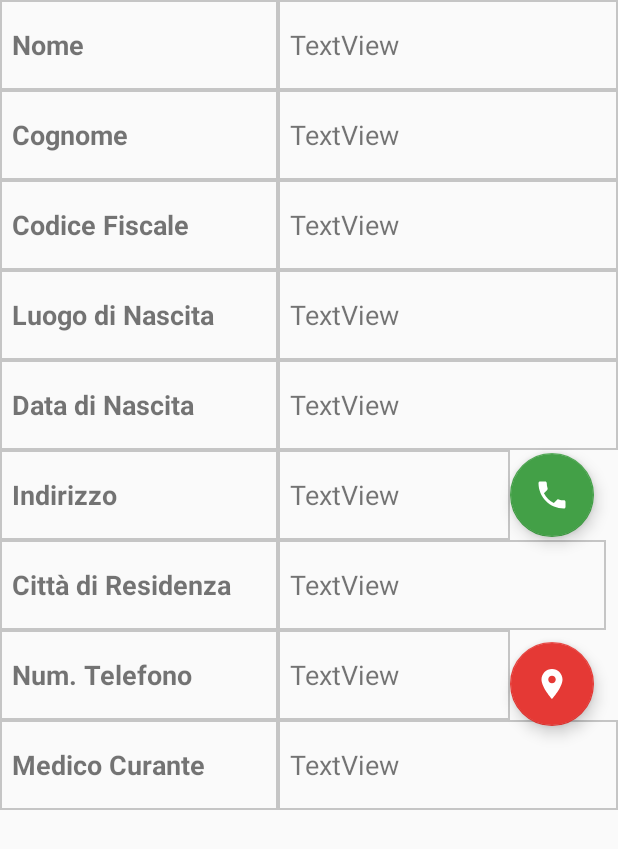
After one commit to dacquaviva/iAssistant, an Android app: the layout anagrafica.xml on its own in the app's theme, with its tools: preview values and no code run, on a phone screen of 412 x 824 dp. The commit adds this screen. Shown: the top 849 px of the screen. Run offline under Robolectric (Android 15) with nearby library versions, the phone set to English and light mode, and no system bars.

Commit message:
Creazione Activity per l'anagrafica del paziente

```diff
--- /dev/null
+++ b/app/src/main/java/gruppo_20/iassistant/ui/AnagraficaPazienteActivity.java
@@ -0,0 +1,44 @@
+package gruppo_20.iassistant.ui;
+
+import android.os.Bundle;
+import android.support.annotation.NonNull;
+import android.support.design.widget.BottomNavigationView;
+import android.support.v7.app.AppCompatActivity;
+import android.view.MenuItem;
+import android.widget.TextView;
+
+public class AnagraficaPazienteActivity extends AppCompatActivity {
+
+    private TextView mTextMessage;
+
+    private BottomNavigationView.OnNavigationItemSelectedListener mOnNavigationItemSelectedListener
+            = new BottomNavigationView.OnNavigationItemSelectedListener() {
+
+        @Override
+        public boolean onNavigationItemSelected(@NonNull MenuItem item) {
+            switch (item.getItemId()) {
+                case R.id.navigation_home:
+                    mTextMessage.setText(R.string.title_home);
+                    return true;
+                case R.id.navigation_dashboard:
+                    mTextMessage.setText(R.string.title_dashboard);
+                    return true;
+                case R.id.navigation_notifications:
+                    mTextMessage.setText(R.string.title_notifications);
+                    return true;
+            }
+            return false;
+        }
+    };
+
+    @Override
+    protected void onCreate(Bundle savedInstanceState) {
+        super.onCreate(savedInstanceState);
+        setContentView(R.layout.activity_anagrafica_paziente);
+
+        mTextMessage = (TextView) findViewById(R.id.message);
+        BottomNavigationView navigation = (BottomNavigationView) findViewById(R.id.navigation);
+        navigation.setOnNavigationItemSelectedListener(mOnNavigationItemSelectedListener);
+    }
+
+}
--- /dev/null
+++ b/app/src/main/res/drawable/bordo_textview.xml
@@ -0,0 +1,15 @@
+<?xml version="1.0" encoding="utf-8"?>
+<shape xmlns:android="http://schemas.android.com/apk/res/android"
+    android:shape="rectangle" >
+
+    <!-- View background color -->
+
+
+    <!-- View border color and width -->
+    <stroke
+        android:width="1dp"
+        android:color="#c5c5c5" >
+    </stroke>
+
+
+</shape>
--- /dev/null
+++ b/app/src/main/res/layout/activity_anagrafica_paziente.xml
@@ -0,0 +1,33 @@
+<?xml version="1.0" encoding="utf-8"?>
+<android.support.constraint.ConstraintLayout xmlns:android="http://schemas.android.com/apk/res/android"
+    xmlns:app="http://schemas.android.com/apk/res-auto"
+    xmlns:tools="http://schemas.android.com/tools"
+    android:id="@+id/container"
+    android:layout_width="match_parent"
+    android:layout_height="match_parent"
+    tools:context=".ui.AnagraficaPazienteActivity">
+
+    <TextView
+        android:id="@+id/message"
+        android:layout_width="wrap_content"
+        android:layout_height="wrap_content"
+        android:layout_marginLeft="@dimen/activity_horizontal_margin"
+        android:layout_marginStart="@dimen/activity_horizontal_margin"
+        android:layout_marginTop="@dimen/activity_vertical_margin"
+        android:text="@string/title_home"
+        app:layout_constraintLeft_toLeftOf="parent"
+        app:layout_constraintTop_toTopOf="parent" />
+
+    <android.support.design.widget.BottomNavigationView
+        android:id="@+id/navigation"
+        android:layout_width="0dp"
+        android:layout_height="wrap_content"
+        android:layout_marginEnd="0dp"
+        android:layout_marginStart="0dp"
+        android:background="?android:attr/windowBackground"
+        app:layout_constraintBottom_toBottomOf="parent"
+        app:layout_constraintLeft_toLeftOf="parent"
+        app:layout_constraintRight_toRightOf="parent"
+        app:menu="@menu/navigation" />
+
+</android.support.constraint.ConstraintLayout>
--- /dev/null
+++ b/app/src/main/res/layout/anagrafica.xml
@@ -0,0 +1,329 @@
+<?xml version="1.0" encoding="utf-8"?>
+
+<ScrollView
+    xmlns:android="http://schemas.android.com/apk/res/android"
+    xmlns:app="http://schemas.android.com/apk/res-auto"
+    xmlns:tools="http://schemas.android.com/tools"
+    android:layout_height="match_parent"
+    android:layout_width="match_parent">
+
+    <android.support.constraint.ConstraintLayout
+        android:layout_width="match_parent"
+        android:layout_height="match_parent">
+
+        <TextView
+            android:id="@+id/textView7"
+            android:layout_width="0dp"
+            android:layout_height="60dp"
+            android:background="@drawable/bordo_textview"
+            android:gravity="fill_vertical"
+            android:paddingLeft="8dp"
+            android:text="Nome"
+            android:textSize="18sp"
+            android:textStyle="bold"
+            app:layout_constraintEnd_toStartOf="@+id/guideline4"
+            app:layout_constraintStart_toStartOf="parent"
+            app:layout_constraintTop_toTopOf="parent" />
+
+        <TextView
+            android:id="@+id/anagraficaPaziente_nome"
+            android:layout_width="0dp"
+            android:layout_height="60dp"
+            android:background="@drawable/bordo_textview"
+
+            android:gravity="fill_vertical"
+            android:paddingLeft="8dp"
+            android:text="TextView"
+            android:textSize="18sp"
+            app:layout_constraintEnd_toEndOf="parent"
+            app:layout_constraintStart_toStartOf="@+id/guideline4"
+            app:layout_constraintTop_toTopOf="parent" />
+
+        <TextView
+            android:id="@+id/textView9"
+            android:layout_width="0dp"
+            android:layout_height="60dp"
+            android:background="@drawable/bordo_textview"
+
+            android:gravity="fill_vertical"
+            android:paddingLeft="8dp"
+            android:text="Cognome"
+            android:textSize="18sp"
+            android:textStyle="bold"
+            app:layout_constraintEnd_toStartOf="@+id/guideline4"
+            app:layout_constraintHorizontal_bias="0.0"
+            app:layout_constraintStart_toStartOf="parent"
+            app:layout_constraintTop_toBottomOf="@+id/textView7" />
+
+        <TextView
+            android:id="@+id/anagraficaPaziente_cognome"
+            android:layout_width="0dp"
+            android:layout_height="60dp"
+            android:background="@drawable/bordo_textview"
+
+            android:gravity="fill_vertical"
+            android:paddingLeft="8dp"
+            android:text="TextView"
+            android:textSize="18sp"
+            app:layout_constraintEnd_toEndOf="parent"
+            app:layout_constraintHorizontal_bias="0.0"
+            app:layout_constraintStart_toStartOf="@+id/guideline4"
+            app:layout_constraintTop_toBottomOf="@+id/anagraficaPaziente_nome" />
+
+        <TextView
+            android:id="@+id/textView11"
+            android:layout_width="0dp"
+            android:layout_height="60dp"
+            android:background="@drawable/bordo_textview"
+
+            android:gravity="fill_vertical"
+            android:paddingLeft="8dp"
+            android:text="Codice Fiscale"
+            android:textSize="18sp"
+            android:textStyle="bold"
+            app:layout_constraintEnd_toStartOf="@+id/guideline4"
+            app:layout_constraintHorizontal_bias="1.0"
+            app:layout_constraintStart_toStartOf="parent"
+            app:layout_constraintTop_toBottomOf="@+id/textView9" />
+
+        <TextView
+            android:id="@+id/anagraficaPaziente_codiceFiscale"
+            android:layout_width="0dp"
+            android:layout_height="60dp"
+            android:background="@drawable/bordo_textview"
+
+            android:gravity="fill_vertical"
+            android:paddingLeft="8dp"
+            android:text="TextView"
+            android:textSize="18sp"
+            app:layout_constraintEnd_toEndOf="parent"
+            app:layout_constraintHorizontal_bias="0.0"
+            app:layout_constraintStart_toStartOf="@+id/guideline4"
+            app:layout_constraintTop_toBottomOf="@+id/anagraficaPaziente_cognome" />
+
+        <TextView
+            android:id="@+id/textView13"
+            android:layout_width="0dp"
+            android:layout_height="60dp"
+            android:background="@drawable/bordo_textview"
+
+            android:gravity="fill_vertical"
+            android:paddingLeft="8dp"
+            android:text="Luogo di Nascita"
+            android:textSize="18sp"
+            android:textStyle="bold"
+            app:layout_constraintEnd_toStartOf="@+id/guideline4"
+            app:layout_constraintHorizontal_bias="0.0"
+            app:layout_constraintStart_toStartOf="parent"
+            app:layout_constraintTop_toBottomOf="@+id/textView11" />
+
+        <TextView
+            android:id="@+id/anagraficaPaziente_luogoNascita"
+            android:layout_width="0dp"
+            android:layout_height="60dp"
+            android:background="@drawable/bordo_textview"
+
+            android:gravity="fill_vertical"
+            android:paddingLeft="8dp"
+            android:text="TextView"
+            android:textSize="18sp"
+            app:layout_constraintEnd_toEndOf="parent"
+            app:layout_constraintHorizontal_bias="0.0"
+            app:layout_constraintStart_toStartOf="@+id/guideline4"
+            app:layout_constraintTop_toBottomOf="@+id/anagraficaPaziente_codiceFiscale" />
+
+        <TextView
+            android:id="@+id/textView15"
+            android:layout_width="0dp"
+            android:layout_height="60dp"
+            android:background="@drawable/bordo_textview"
+
+            android:gravity="fill_vertical"
+            android:paddingLeft="8dp"
+            android:text="Data di Nascita"
+            android:textSize="18sp"
+            android:textStyle="bold"
+            app:layout_constraintEnd_toStartOf="@+id/guideline4"
+            app:layout_constraintHorizontal_bias="0.0"
+            app:layout_constraintStart_toStartOf="parent"
+            app:layout_constraintTop_toBottomOf="@+id/textView13" />
+
+        <TextView
+            android:id="@+id/anagraficaPaziente_dataNascita"
+            android:layout_width="0dp"
+            android:layout_height="60dp"
+            android:background="@drawable/bordo_textview"
+
+            android:gravity="fill_vertical"
+            android:paddingLeft="8dp"
+            android:text="TextView"
+            android:textSize="18sp"
+            app:layout_constraintEnd_toEndOf="parent"
+            app:layout_constraintHorizontal_bias="0.0"
+            app:layout_constraintStart_toStartOf="@+id/guideline4"
+            app:layout_constraintTop_toBottomOf="@+id/anagraficaPaziente_luogoNascita" />
+
+        <TextView
+            android:id="@+id/textView17"
+            android:layout_width="0dp"
+            android:layout_height="60dp"
+            android:background="@drawable/bordo_textview"
+
+            android:gravity="fill_vertical"
+            android:paddingLeft="8dp"
+            android:text="Indirizzo"
+            android:textSize="18sp"
+            android:textStyle="bold"
+            app:layout_constraintEnd_toStartOf="@+id/guideline4"
+            app:layout_constraintHorizontal_bias="0.0"
+            app:layout_constraintStart_toStartOf="parent"
+            app:layout_constraintTop_toBottomOf="@+id/textView15" />
+
+        <TextView
+            android:id="@+id/anagraficaPaziente_indirizzo"
+            android:layout_width="0dp"
+            android:layout_height="60dp"
+            android:background="@drawable/bordo_textview"
+
+            android:gravity="fill_vertical"
+            android:paddingLeft="8dp"
+            android:text="TextView"
+            android:textSize="18sp"
+            app:layout_constraintEnd_toStartOf="@+id/floatingActionButton2"
+            app:layout_constraintStart_toStartOf="@+id/guideline4"
+            app:layout_constraintTop_toBottomOf="@+id/anagraficaPaziente_dataNascita" />
+
+        <TextView
+            android:id="@+id/textView20"
+            android:layout_width="0dp"
+            android:layout_height="60dp"
+            android:background="@drawable/bordo_textview"
+
+            android:gravity="fill_vertical"
+            android:paddingLeft="8dp"
+            android:text="Città di Residenza"
+            android:textSize="18sp"
+            android:textStyle="bold"
+            app:layout_constraintEnd_toStartOf="@+id/guideline4"
+            app:layout_constraintHorizontal_bias="0.0"
+            app:layout_constraintStart_toStartOf="parent"
+            app:layout_constraintTop_toBottomOf="@+id/textView17" />
+
+        <TextView
+            android:id="@+id/anagraficaPaziente_cittaResidenza"
+            android:layout_width="0dp"
+            android:layout_height="60dp"
+            android:layout_marginEnd="8dp"
+            android:gravity="fill_vertical"
+            android:background="@drawable/bordo_textview"
+
+            android:paddingLeft="8dp"
+            android:text="TextView"
+            android:textSize="18sp"
+            app:layout_constraintEnd_toEndOf="parent"
+            app:layout_constraintStart_toStartOf="@+id/guideline4"
+            app:layout_constraintTop_toBottomOf="@+id/anagraficaPaziente_indirizzo" />
+
+        <TextView
+            android:id="@+id/textView22"
+            android:layout_width="0dp"
+            android:layout_height="60dp"
+            android:background="@drawable/bordo_textview"
+
+            android:gravity="fill_vertical"
+            android:paddingLeft="8dp"
+            android:text="Num. Telefono"
+            android:textSize="18sp"
+            android:textStyle="bold"
+            app:layout_constraintEnd_toStartOf="@+id/guideline4"
+            app:layout_constraintHorizontal_bias="0.0"
+            app:layout_constraintStart_toStartOf="parent"
+            app:layout_constraintTop_toBottomOf="@+id/textView20" />
+
+        <TextView
+            android:id="@+id/anagraficaPaziente_telefono"
+            android:layout_width="0dp"
+            android:layout_height="60dp"
+            android:background="@drawable/bordo_textview"
+
+            android:gravity="fill_vertical"
+            android:paddingLeft="8dp"
+            android:text="TextView"
+            android:textSize="18sp"
+            app:layout_constraintEnd_toStartOf="@+id/floatingActionButton3"
+            app:layout_constraintHorizontal_bias="1.0"
+            app:layout_constraintStart_toEndOf="@+id/textView22"
+            app:layout_constraintTop_toBottomOf="@+id/anagraficaPaziente_cittaResidenza" />
+
+        <TextView
+            android:id="@+id/textView2"
+            android:layout_width="0dp"
+            android:layout_height="60dp"
+            android:background="@drawable/bordo_textview"
+
+            android:gravity="fill_vertical"
+            android:paddingLeft="8dp"
+            android:text="Medico Curante"
+            android:textSize="18sp"
+            android:textStyle="bold"
+            app:layout_constraintEnd_toStartOf="@+id/guideline4"
+            app:layout_constraintHorizontal_bias="0.0"
+            app:layout_constraintStart_toStartOf="parent"
+            app:layout_constraintTop_toBottomOf="@+id/textView22" />
+
+        <TextView
+            android:id="@+id/anagraficaPaziente_medicoCurante"
+            android:layout_width="0dp"
+            android:layout_height="60dp"
+            android:background="@drawable/bordo_textview"
+
+            android:gravity="fill_vertical"
+            android:paddingLeft="8dp"
+            android:text="TextView"
+            android:textSize="18sp"
+            app:layout_constraintEnd_toEndOf="parent"
+            app:layout_constraintHorizontal_bias="0.0"
+            app:layout_constraintStart_toEndOf="@+id/textView2"
+            app:layout_constraintTop_toBottomOf="@+id/anagraficaPaziente_telefono" />
+
+        <android.support.constraint.Guideline
+            android:id="@+id/guideline4"
+            android:layout_width="wrap_content"
+            android:layout_height="60dp"
+            android:orientation="vertical"
+            app:layout_constraintGuide_percent="0.45" />
+
+        <android.support.design.widget.FloatingActionButton
+            android:id="@+id/floatingActionButton2"
+            android:layout_width="wrap_content"
+            android:layout_height="wrap_content"
+            android:layout_marginBottom="8dp"
+            android:layout_marginEnd="16dp"
+            android:layout_marginTop="8dp"
+            android:background="@drawable/bordo_textview"
+
+            android:clickable="true"
+            app:backgroundTint="@color/colorCallButton"
+            app:layout_constraintBottom_toBottomOf="@+id/anagraficaPaziente_indirizzo"
+            app:layout_constraintEnd_toEndOf="parent"
+            app:layout_constraintTop_toTopOf="@+id/anagraficaPaziente_indirizzo"
+            app:srcCompat="@drawable/ic_call_black_24dp" />
+
+        <android.support.design.widget.FloatingActionButton
+            android:id="@+id/floatingActionButton3"
+            android:layout_width="wrap_content"
+            android:layout_height="wrap_content"
+            android:layout_marginBottom="8dp"
+            android:layout_marginEnd="16dp"
+            android:layout_marginTop="8dp"
+            android:clickable="true"
+            android:background="@drawable/bordo_textview"
+
+            app:backgroundTint="@color/colorMappButton"
+            app:layout_constraintBottom_toBottomOf="@+id/anagraficaPaziente_telefono"
+            app:layout_constraintEnd_toEndOf="parent"
+            app:layout_constraintTop_toTopOf="@+id/anagraficaPaziente_telefono"
+            app:layout_constraintVertical_bias="0.0"
+            app:srcCompat="@drawable/ic_location_on_black_24dp" />
+    </android.support.constraint.ConstraintLayout>
+</ScrollView>
--- /dev/null
+++ b/app/src/main/res/layout/cartella_clinica.xml
@@ -0,0 +1,6 @@
+<?xml version="1.0" encoding="utf-8"?>
+<android.support.constraint.ConstraintLayout
+    xmlns:android="http://schemas.android.com/apk/res/android" android:layout_width="match_parent"
+    android:layout_height="match_parent">
+
+</android.support.constraint.ConstraintLayout>
--- a/app/src/main/res/layout/inserimento_dati.xml
+++ b/app/src/main/res/layout/inserimento_dati.xml
@@ -11,7 +11,8 @@
         android:layout_width="wrap_content"
         android:layout_height="wrap_content"
         android:layout_marginStart="28dp"
-        android:layout_marginTop="40dp"
+        android:layout_marginTop="80dp"
+        android:fontFamily="@font/sansregular"
         android:text="Risultato"
         android:textSize="18sp"
         app:layout_constraintStart_toStartOf="parent"
@@ -20,11 +21,14 @@
     <TextView
         android:id="@+id/textView6"
         android:layout_width="wrap_content"
-        android:layout_height="30dp"
+        android:layout_height="29dp"
+        android:layout_marginStart="28dp"
+        android:layout_marginTop="60dp"
+        android:fontFamily="@font/sansregular"
         android:text="Note"
         android:textSize="18sp"
-        tools:layout_editor_absoluteX="40dp"
-        tools:layout_editor_absoluteY="154dp" />
+        app:layout_constraintStart_toStartOf="parent"
+        app:layout_constraintTop_toBottomOf="@+id/textView5" />
 
     <EditText
         android:id="@+id/editText2"
@@ -32,11 +36,12 @@
         android:layout_height="wrap_content"
         android:layout_marginEnd="32dp"
         android:layout_marginStart="8dp"
-        android:layout_marginTop="40dp"
+        android:layout_marginTop="72dp"
         android:ems="10"
+        android:fontFamily="@font/sansregular"
         android:inputType="numberDecimal"
         app:layout_constraintEnd_toEndOf="parent"
-        app:layout_constraintHorizontal_bias="1.0"
+        app:layout_constraintHorizontal_bias="0.0"
         app:layout_constraintStart_toEndOf="@+id/textView5"
         app:layout_constraintTop_toTopOf="parent" />
 
@@ -44,18 +49,14 @@
         android:id="@+id/editText3"
         android:layout_width="wrap_content"
         android:layout_height="wrap_content"
-        android:layout_marginEnd="32dp"
-        android:layout_marginTop="68dp"
+        android:layout_marginEnd="8dp"
+        android:layout_marginStart="8dp"
+        android:layout_marginTop="40dp"
         android:ems="10"
+        android:fontFamily="@font/sansregular"
         android:inputType="textMultiLine"
         app:layout_constraintEnd_toEndOf="parent"
+        app:layout_constraintStart_toEndOf="@+id/textView6"
         app:layout_constraintTop_toBottomOf="@+id/editText2" />
 
-    <TextView
-        android:id="@+id/textView4"
-        android:layout_width="wrap_content"
-        android:layout_height="wrap_content"
-        android:text="dp"
-        tools:layout_editor_absoluteX="387dp"
-        tools:layout_editor_absoluteY="16dp" />
 </android.support.constraint.ConstraintLayout>
--- a/app/src/main/res/layout/inserimento_dati_bluetooth.xml
+++ b/app/src/main/res/layout/inserimento_dati_bluetooth.xml
@@ -25,7 +25,7 @@
         android:layout_marginStart="30dp"
         android:layout_marginTop="80dp"
         android:fontFamily="@font/sansregular"
-        android:text="TextView"
+        android:text="64"
         android:textSize="18sp"
         app:layout_constraintStart_toEndOf="@+id/textView"
         app:layout_constraintTop_toTopOf="parent" />
--- /dev/null
+++ b/app/src/main/res/layout/note.xml
@@ -0,0 +1,8 @@
+<?xml version="1.0" encoding="utf-8"?>
+<android.support.constraint.ConstraintLayout
+    xmlns:android="http://schemas.android.com/apk/res/android"
+    xmlns:tools="http://schemas.android.com/tools"
+    android:layout_width="match_parent"
+    android:layout_height="match_parent">
+
+</android.support.constraint.ConstraintLayout>
--- a/app/src/main/res/values/colors.xml
+++ b/app/src/main/res/values/colors.xml
@@ -3,6 +3,6 @@
     <color name="colorPrimary">#DD4537</color>
     <color name="colorPrimaryDark">#BE362B</color>
     <color name="colorAccent">#37CFDD</color>
-    <color name="colorCallButton">#43A047</color>
-    <color name="colorMappButton">#E53935</color>
+    <color name="colorCallButton">#43a047</color>
+    <color name="colorMappButton">#e53935</color>
 </resources>
--- a/app/src/main/res/values/strings.xml
+++ b/app/src/main/res/values/strings.xml
@@ -50,4 +50,5 @@
     <string name="title_home">Home</string>
     <string name="title_dashboard">Dashboard</string>
     <string name="title_notifications">Notifications</string>
+    <string name="title_activity_anagrafica_paziente">AnagraficaPazienteActivity</string>
 </resources>
```
Also changed, not shown: app/src/main/AndroidManifest.xml (+17 -12 lines).
